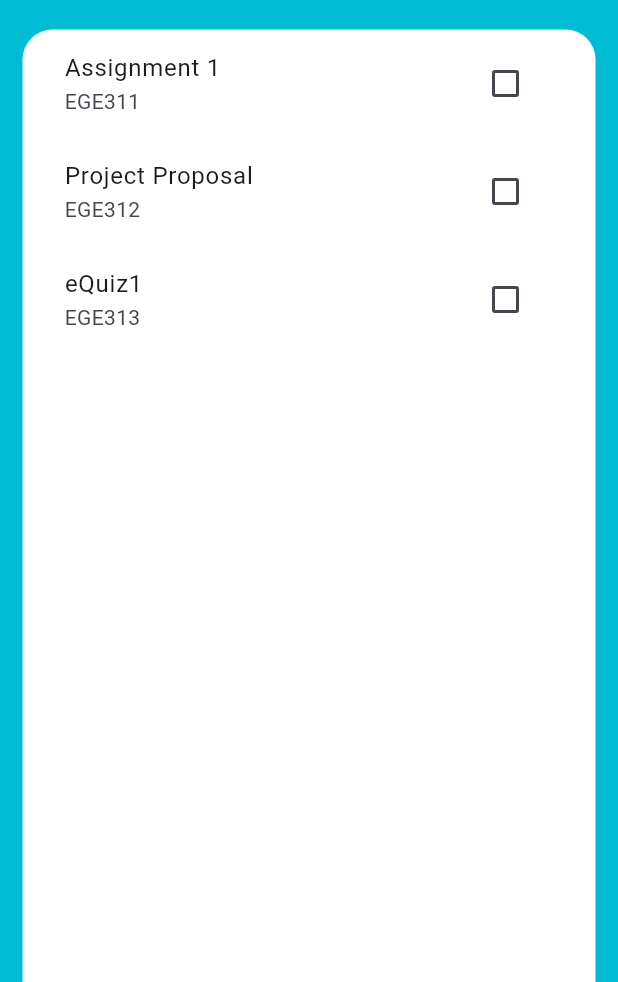
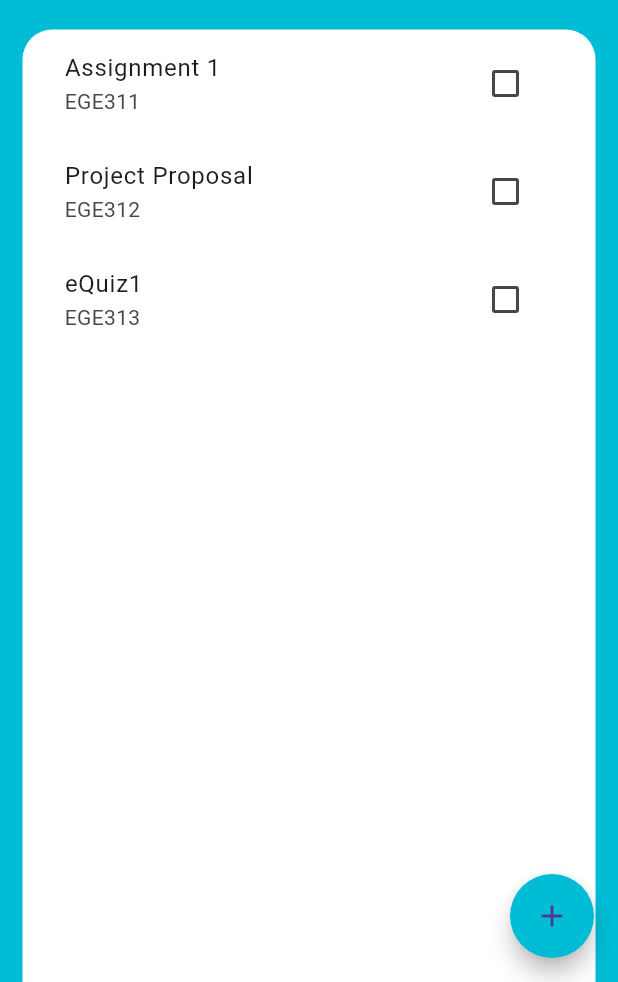
Before and after one commit to zacw-243L/flutter-tasks-app, a Flutter app: the screen it shows after launch, on a phone screen of 412 x 824 dp, the part 254-1236 px from its top. Run offline on Flutter 3.47's test engine with Material 3 defaults, Android fonts, the phone set to English and light mode, and no system bars.

Commit message:
Lab 7 Page 6a (DONE)

```diff
--- a/lib/screens/tasks_screen.dart
+++ b/lib/screens/tasks_screen.dart
@@ -71,6 +71,19 @@ class _TasksScreenState extends State<TasksScreen> {
           ),
         ),
       ),
+      floatingActionButton: FloatingActionButton(
+        backgroundColor: Colors.cyan,
+        shape: const CircleBorder(), // add this line
+        child: const Icon(Icons.add),
+        onPressed: () {
+          showModalBottomSheet(
+            context: context,
+            builder: (BuildContextcontext) {
+              return const AddTaskScreen();
+            },
+          );
+        },
+      ),
     );
   }
 }
```
